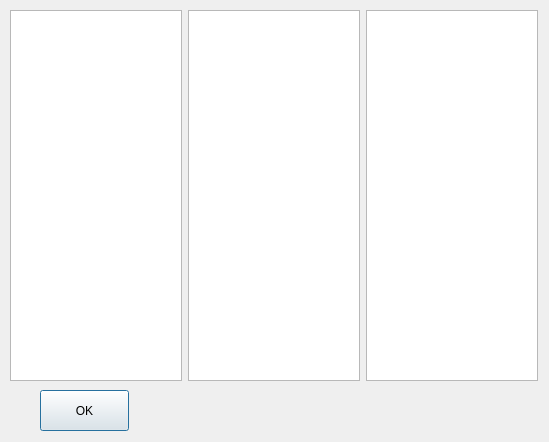
Above: ui_match_pairs.ui from heinz-preisig/ProMo-packages-Common before the change. Below: the same form after it.
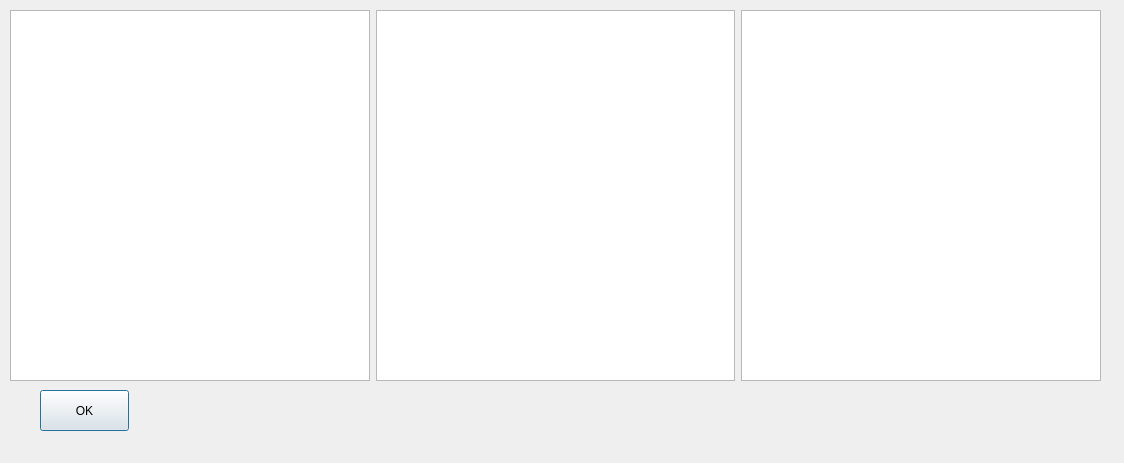
That is the form after the change.

The edit to the form file:
```diff
--- a/ui_match_pairs.ui
+++ b/ui_match_pairs.ui
@@ -6,8 +6,8 @@
    <rect>
     <x>0</x>
     <y>0</y>
-    <width>549</width>
-    <height>442</height>
+    <width>1124</width>
+    <height>463</height>
    </rect>
   </property>
   <property name="windowTitle">
@@ -18,11 +18,14 @@
     <rect>
      <x>10</x>
      <y>10</y>
-     <width>528</width>
+     <width>1091</width>
      <height>371</height>
     </rect>
    </property>
-   <layout class="QHBoxLayout" name="horizontalLayout">
+   <layout class="QHBoxLayout" name="horizontalLayout" stretch="5000,5000,5000">
+    <property name="sizeConstraint">
+     <enum>QLayout::SetNoConstraint</enum>
+    </property>
     <item>
      <widget class="QListWidget" name="listWidgetLeft"/>
     </item>
```
